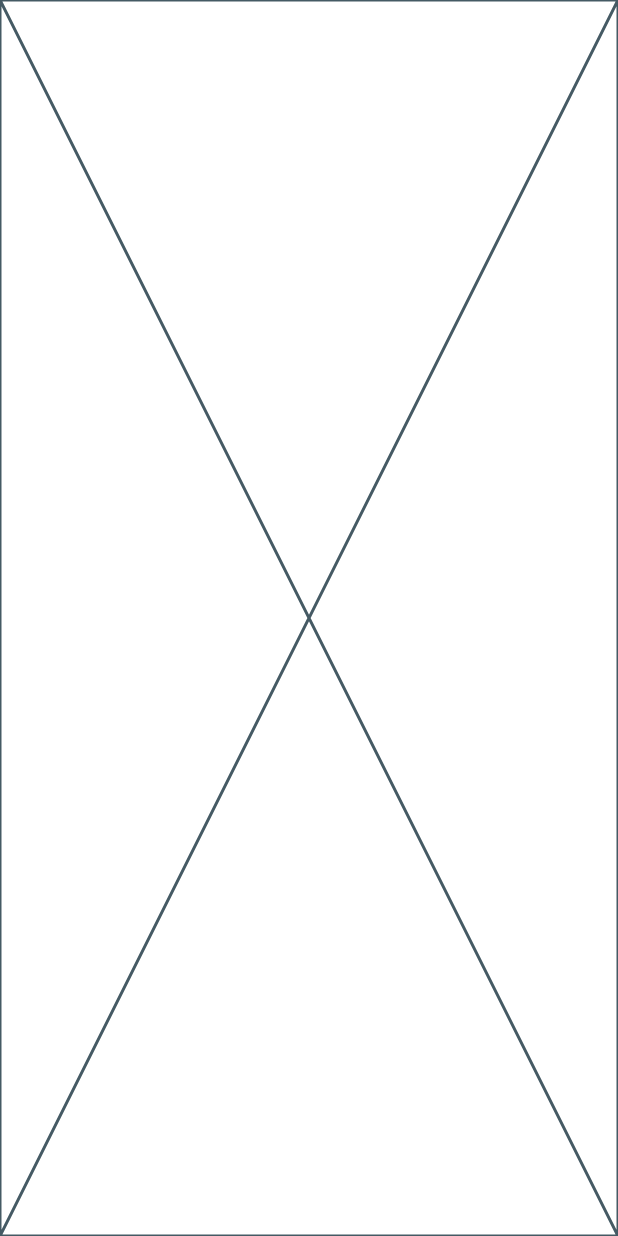
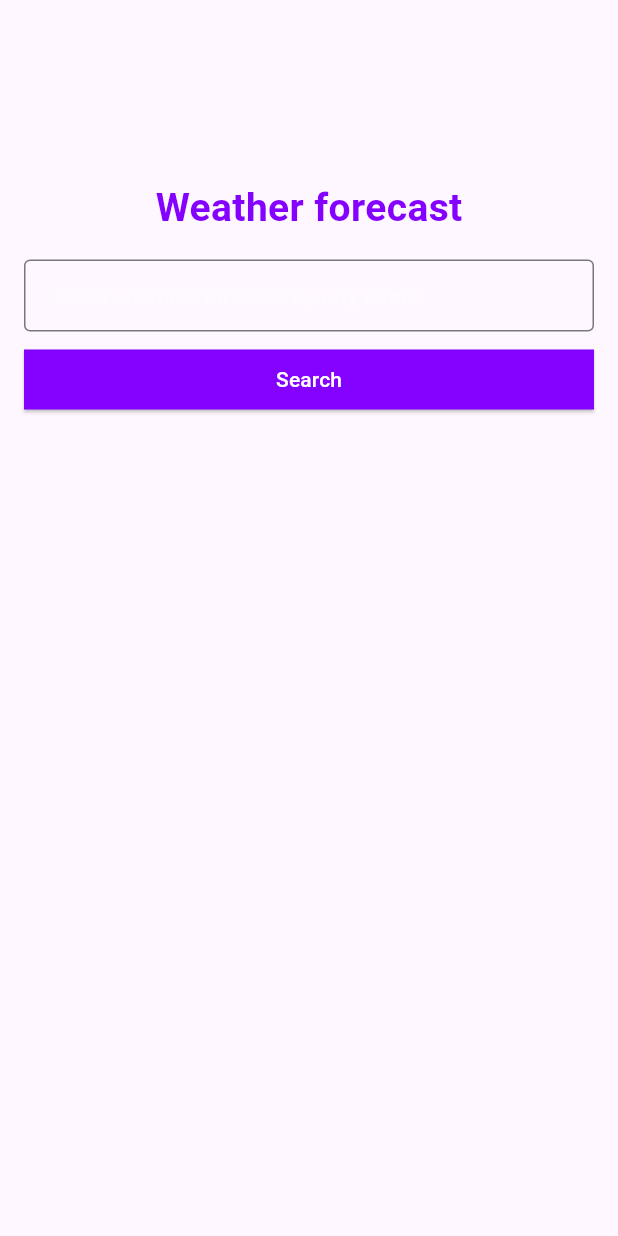
Before and after one commit to iamankitm05/weather-forecast-flutter-app, a Flutter app: the screen it shows after launch, on a phone screen of 412 x 824 dp. Run offline on Flutter 3.47's test engine with Material 3 defaults, Android fonts, the phone set to English and light mode, and no system bars; our stand-ins replace flutter_bloc, flutter_dotenv.

Commit message:
completed weather app*

```diff
--- a/lib/main.dart
+++ b/lib/main.dart
@@ -1,6 +1,11 @@
 import 'package:flutter/material.dart';
+import 'package:flutter_bloc/flutter_bloc.dart';
+import 'package:flutter_dotenv/flutter_dotenv.dart';
+import 'package:weather_forecast_app/screens/home_screen.dart';
+import 'package:weather_forecast_app/services/weather/weather_bloc.dart';
 
-void main() {
+void main() async {
+  await dotenv.load();
   runApp(const WeatherForecast());
 }
 
@@ -13,9 +18,17 @@ class WeatherForecast extends StatelessWidget {
       debugShowCheckedModeBanner: false,
       title: 'Weather forecast',
       theme: ThemeData(
+        colorScheme: ColorScheme.fromSeed(
+          seedColor: const Color(0xFF8400FF),
+          background: const Color(0xff000d21),
+          primary: const Color(0xFF8400FF),
+        ),
         useMaterial3: true,
       ),
-      home: const Placeholder(),
+      home: BlocProvider(
+        create: (_) => WeatherBloc(),
+        child: const HomeScreen(),
+      ),
     );
   }
 }
--- /dev/null
+++ b/lib/models/weather.dart
@@ -0,0 +1,225 @@
+// To parse this JSON data, do
+//
+//     final weather = weatherFromJson(jsonString);
+
+import 'dart:convert';
+
+Weather weatherFromJson(String str) => Weather.fromJson(json.decode(str));
+
+String weatherToJson(Weather data) => json.encode(data.toJson());
+
+class Weather {
+    Coord coord;
+    List<WeatherElement> weather;
+    String base;
+    Main main;
+    int visibility;
+    Wind wind;
+    Clouds clouds;
+    int dt;
+    Sys sys;
+    int timezone;
+    int id;
+    String name;
+    int cod;
+
+    Weather({
+        required this.coord,
+        required this.weather,
+        required this.base,
+        required this.main,
+        required this.visibility,
+        required this.wind,
+        required this.clouds,
+        required this.dt,
+        required this.sys,
+        required this.timezone,
+        required this.id,
+        required this.name,
+        required this.cod,
+    });
+
+    factory Weather.fromJson(Map<String, dynamic> json) => Weather(
+        coord: Coord.fromJson(json["coord"]),
+        weather: List<WeatherElement>.from(json["weather"].map((x) => WeatherElement.fromJson(x))),
+        base: json["base"],
+        main: Main.fromJson(json["main"]),
+        visibility: json["visibility"],
+        wind: Wind.fromJson(json["wind"]),
+        clouds: Clouds.fromJson(json["clouds"]),
+        dt: json["dt"],
+        sys: Sys.fromJson(json["sys"]),
+        timezone: json["timezone"],
+        id: json["id"],
+        name: json["name"],
+        cod: json["cod"],
+    );
+
+    Map<String, dynamic> toJson() => {
+        "coord": coord.toJson(),
+        "weather": List<dynamic>.from(weather.map((x) => x.toJson())),
+        "base": base,
+        "main": main.toJson(),
+        "visibility": visibility,
+        "wind": wind.toJson(),
+        "clouds": clouds.toJson(),
+        "dt": dt,
+        "sys": sys.toJson(),
+        "timezone": timezone,
+        "id": id,
+        "name": name,
+        "cod": cod,
+    };
+}
+
+class Clouds {
+    int all;
+
+    Clouds({
+        required this.all,
+    });
+
+    factory Clouds.fromJson(Map<String, dynamic> json) => Clouds(
+        all: json["all"],
+    );
+
+    Map<String, dynamic> toJson() => {
+        "all": all,
+    };
+}
+
+class Coord {
+    double lon;
+    double lat;
+
+    Coord({
+        required this.lon,
+        required this.lat,
+    });
+
+    factory Coord.fromJson(Map<String, dynamic> json) => Coord(
+        lon: json["lon"]?.toDouble(),
+        lat: json["lat"]?.toDouble(),
+    );
+
+    Map<String, dynamic> toJson() => {
+        "lon": lon,
+        "lat": lat,
+    };
+}
+
+class Main {
+    double temp;
+    double feelsLike;
+    double tempMin;
+    double tempMax;
+    int pressure;
+    int humidity;
+
+    Main({
+        required this.temp,
+        required this.feelsLike,
+        required this.tempMin,
+        required this.tempMax,
+        required this.pressure,
+        required this.humidity,
+    });
+
+    factory Main.fromJson(Map<String, dynamic> json) => Main(
+        temp: json["temp"]?.toDouble(),
+        feelsLike: json["feels_like"]?.toDouble(),
+        tempMin: json["temp_min"]?.toDouble(),
+        tempMax: json["temp_max"]?.toDouble(),
+        pressure: json["pressure"],
+        humidity: json["humidity"],
+    );
+
+    Map<String, dynamic> toJson() => {
+        "temp": temp,
+        "feels_like": feelsLike,
+        "temp_min": tempMin,
+        "temp_max": tempMax,
+        "pressure": pressure,
+        "humidity": humidity,
+    };
+}
+
+class Sys {
+    int type;
+    int id;
+    String country;
+    int sunrise;
+    int sunset;
+
+    Sys({
+        required this.type,
+        required this.id,
+        required this.country,
+        required this.sunrise,
+        required this.sunset,
+    });
+
+    factory Sys.fromJson(Map<String, dynamic> json) => Sys(
+        type: json["type"],
+        id: json["id"],
+        country: json["country"],
+        sunrise: json["sunrise"],
+        sunset: json["sunset"],
+    );
+
+    Map<String, dynamic> toJson() => {
+        "type": type,
+        "id": id,
+        "country": country,
+        "sunrise": sunrise,
+        "sunset": sunset,
+    };
+}
+
+class WeatherElement {
+    int id;
+    String main;
+    String description;
+    String icon;
+
+    WeatherElement({
+        required this.id,
+        required this.main,
+        required this.description,
+        required this.icon,
+    });
+
+    factory WeatherElement.fromJson(Map<String, dynamic> json) => WeatherElement(
+        id: json["id"],
+        main: json["main"],
+        description: json["description"],
+        icon: json["icon"],
+    );
+
+    Map<String, dynamic> toJson() => {
+        "id": id,
+        "main": main,
+        "description": description,
+        "icon": icon,
+    };
+}
+
+class Wind {
+    double speed;
+    int deg;
+
+    Wind({
+        required this.speed,
+        required this.deg,
+    });
+
+    factory Wind.fromJson(Map<String, dynamic> json) => Wind(
+        speed: json["speed"]?.toDouble(),
+        deg: json["deg"],
+    );
+
+    Map<String, dynamic> toJson() => {
+        "speed": speed,
+        "deg": deg,
+    };
+}
--- /dev/null
+++ b/lib/screens/home_screen.dart
@@ -0,0 +1,165 @@
+import 'package:flutter/material.dart';
+import 'package:flutter_bloc/flutter_bloc.dart';
+import 'package:flutter_dotenv/flutter_dotenv.dart';
+import 'package:weather_forecast_app/services/weather/weather_bloc.dart';
+import 'package:weather_forecast_app/services/weather/weather_event.dart';
+import 'package:weather_forecast_app/services/weather/weather_state.dart';
+
+class HomeScreen extends StatefulWidget {
+  const HomeScreen({super.key});
+
+  @override
+  State<HomeScreen> createState() => _HomeScreenState();
+}
+
+class _HomeScreenState extends State<HomeScreen> {
+  late final TextEditingController _weatherSearchController;
+
+  @override
+  void initState() {
+    super.initState();
+    _weatherSearchController = TextEditingController();
+  }
+
+  @override
+  Widget build(BuildContext context) {
+    return Scaffold(
+      body: ListView(
+        padding: const EdgeInsets.symmetric(horizontal: 16),
+        children: [
+          const SizedBox(height: 120),
+          Center(
+            child: Text(
+              'Weather forecast',
+              style: TextStyle(
+                color: Theme.of(context).colorScheme.primary,
+                fontSize: 26,
+                fontWeight: FontWeight.w600,
+              ),
+            ),
+          ),
+          const SizedBox(height: 16),
+          TextField(
+            controller: _weatherSearchController,
+            onTapOutside: (event) {
+              FocusScope.of(context).unfocus();
+            },
+            style: const TextStyle(
+              color: Colors.white,
+              fontSize: 18,
+              fontWeight: FontWeight.w400,
+            ),
+            decoration: const InputDecoration(
+              hintText: 'Know weather forecast by city name',
+              contentPadding: EdgeInsets.symmetric(horizontal: 16),
+              hintStyle: TextStyle(
+                color: Colors.white30,
+                fontSize: 14,
+                fontWeight: FontWeight.w500,
+              ),
+              border: OutlineInputBorder(),
+            ),
+          ),
+          const SizedBox(height: 8),
+          ElevatedButton(
+            onPressed: () {
+              if(_weatherSearchController.text.isNotEmpty) {
+                context.read<WeatherBloc>().add(FetchingWeatherEvent(
+                  cityName: _weatherSearchController.text));
+              }
+            },
+            style: ElevatedButton.styleFrom(
+                backgroundColor: Theme.of(context).colorScheme.primary,
+                foregroundColor: Colors.white,
+                shape: const RoundedRectangleBorder()),
+            child: const Text('Search'),
+          ),
+          const SizedBox(height: 16),
+          BlocBuilder<WeatherBloc, WeatherState>(builder: (context, state) {
+            if (state is LoadingWeatherState) {
+              return const Center(
+                child: CircularProgressIndicator(),
+              );
+            }
+            if (state is FetchedWeatherState) {
+              final weather = state.weather;
+              return Table(
+                border: TableBorder.all(color: Colors.white),
+                defaultVerticalAlignment: TableCellVerticalAlignment.bottom,
+                children: [
+                  _buildWeatherDataView(
+                    label: 'City Name',
+                    value: weather.name,
+                    iconData: Icons.cloud,
+                  ),
+                  _buildWeatherDataView(
+                    label: 'Weather',
+                    value: '',
+                  ),
+                  _buildWeatherDataView(
+                    label: 'id',
+                    value: weather.weather[0].id.toString(),
+                  ),
+                  _buildWeatherDataView(
+                    label: 'main',
+                    value: weather.weather[0].main.toString(),
+                  ),
+                  _buildWeatherDataView(
+                    label: 'Coord',
+                    value: '',
+                  ),
+                  _buildWeatherDataView(
+                    label: 'lat',
+                    value: weather.coord.lat.toString(),
+                  ),
+                  _buildWeatherDataView(
+                    label: 'lon',
+                    value: weather.coord.lon.toString(),
+                  ),
+                ],
+              );
+            }
+            return const SizedBox();
+          }),
+        ],
+      ),
+    );
+  }
+
+  TableRow _buildWeatherDataView({
+    required String label,
+    required String value,
+    IconData? iconData,
+  }) {
+    return TableRow(
+      children: [
+        Padding(
+          padding: const EdgeInsets.all(6),
+          child: Text(
+            label,
+            style: const TextStyle(
+              color: Colors.white,
+              fontSize: 16,
+              fontWeight: FontWeight.w500,
+            ),
+          ),
+        ),
+        Text(
+          value,
+          textAlign: TextAlign.center,
+          style: const TextStyle(
+            color: Colors.white,
+            fontSize: 16,
+            fontWeight: FontWeight.w400,
+          ),
+        ),
+        iconData != null
+            ? Icon(
+                iconData,
+                color: Colors.white,
+              )
+            : const SizedBox(),
+      ],
+    );
+  }
+}
--- /dev/null
+++ b/lib/services/weather/weather_bloc.dart
@@ -0,0 +1,41 @@
+import 'package:flutter_bloc/flutter_bloc.dart';
+import 'package:flutter_dotenv/flutter_dotenv.dart';
+import 'package:weather_forecast_app/models/weather.dart';
+import 'package:weather_forecast_app/services/weather/weather_event.dart';
+import 'package:weather_forecast_app/services/weather/weather_state.dart';
+import 'package:http/http.dart' as http;
+
+class WeatherBloc extends Bloc<WeatherEvent, WeatherState> {
+  WeatherBloc() : super(const InitialWeatherState()) {
+    on<FetchingWeatherEvent>(_fetchWeather);
+  }
+
+  void _fetchWeather(
+    FetchingWeatherEvent event,
+    Emitter<WeatherState> emit,
+  ) async {
+    final cityName = event.cityName;
+    final apiKey = dotenv.env['OPENWEATHER_API_KEY'];
+    emit(const LoadingWeatherState());
+    try {
+      // 'https://api.openweathermap.org/data/2.5/weather?q=$cityName&appid=$apiKey'
+      final uri = Uri(
+        scheme: 'https',
+        host: 'api.openweathermap.org',
+        path: 'data/2.5/weather',
+        queryParameters: {
+          'q': cityName,
+          'appid': apiKey,
+        },
+      );
+      final response = await http.get(uri);
+      if (response.statusCode == 200) {
+        emit(FetchedWeatherState(weather: weatherFromJson(response.body)));
+      } else {
+        throw Exception('Failed to load weather data');
+      }
+    } on Exception catch (e) {
+      emit(FailureWeatherState(exception: e));
+    }
+  }
+}
--- /dev/null
+++ b/lib/services/weather/weather_event.dart
@@ -0,0 +1,8 @@
+abstract class WeatherEvent {
+  const WeatherEvent();
+}
+
+class FetchingWeatherEvent extends WeatherEvent {
+  final String cityName;
+  const FetchingWeatherEvent({required this.cityName});
+}
--- /dev/null
+++ b/lib/services/weather/weather_state.dart
@@ -0,0 +1,23 @@
+import 'package:weather_forecast_app/models/weather.dart';
+
+abstract class WeatherState {
+  const WeatherState();
+}
+
+class InitialWeatherState extends WeatherState {
+  const InitialWeatherState();
+}
+
+class LoadingWeatherState extends WeatherState {
+  const LoadingWeatherState();
+}
+
+class FetchedWeatherState extends WeatherState {
+  final Weather weather;
+  const FetchedWeatherState({required this.weather});
+}
+
+class FailureWeatherState extends WeatherState {
+  final Exception exception;
+  const FailureWeatherState({required this.exception});
+}
--- a/pubspec.yaml
+++ b/pubspec.yaml
@@ -35,6 +35,9 @@ dependencies:
   # The following adds the Cupertino Icons font to your application.
   # Use with the CupertinoIcons class for iOS style icons.
   cupertino_icons: ^1.0.2
+  flutter_dotenv: ^5.1.0
+  flutter_bloc: ^8.1.3
+  http: ^1.1.2
 
 dev_dependencies:
   flutter_test:
@@ -59,7 +62,8 @@ flutter:
   uses-material-design: true
 
   # To add assets to your application, add an assets section, like this:
-  # assets:
+  assets:
+      - .env
   #   - images/a_dot_burr.jpeg
   #   - images/a_dot_ham.jpeg
 
```
Also changed, not shown: pubspec.lock, 1 other file.
